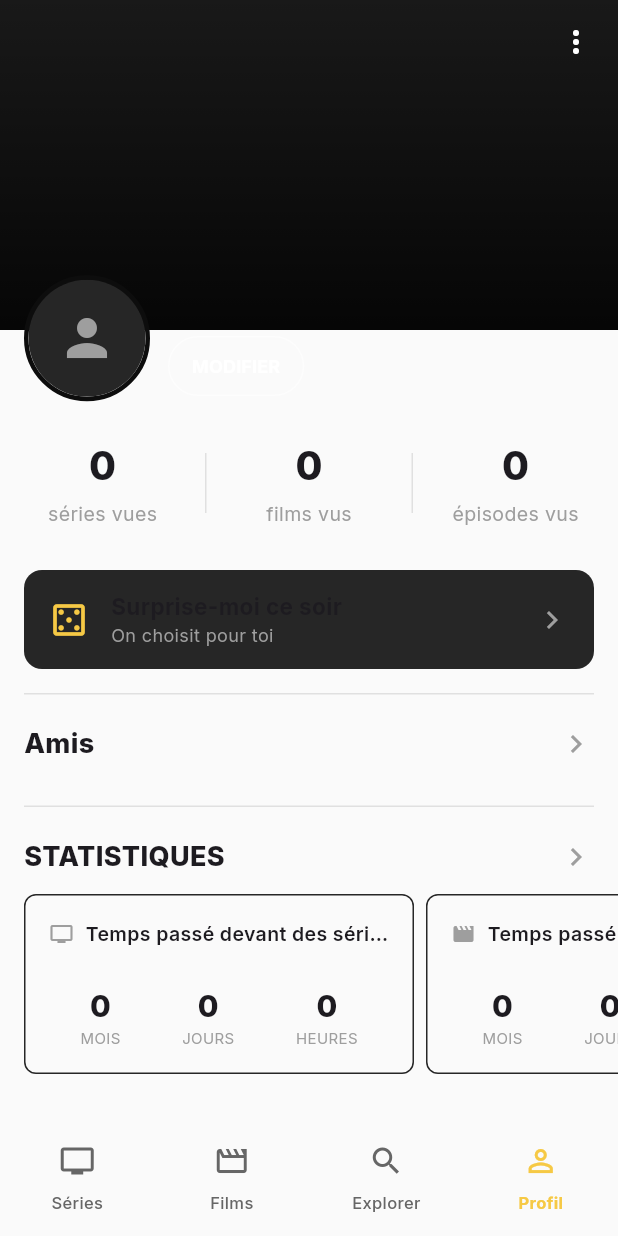
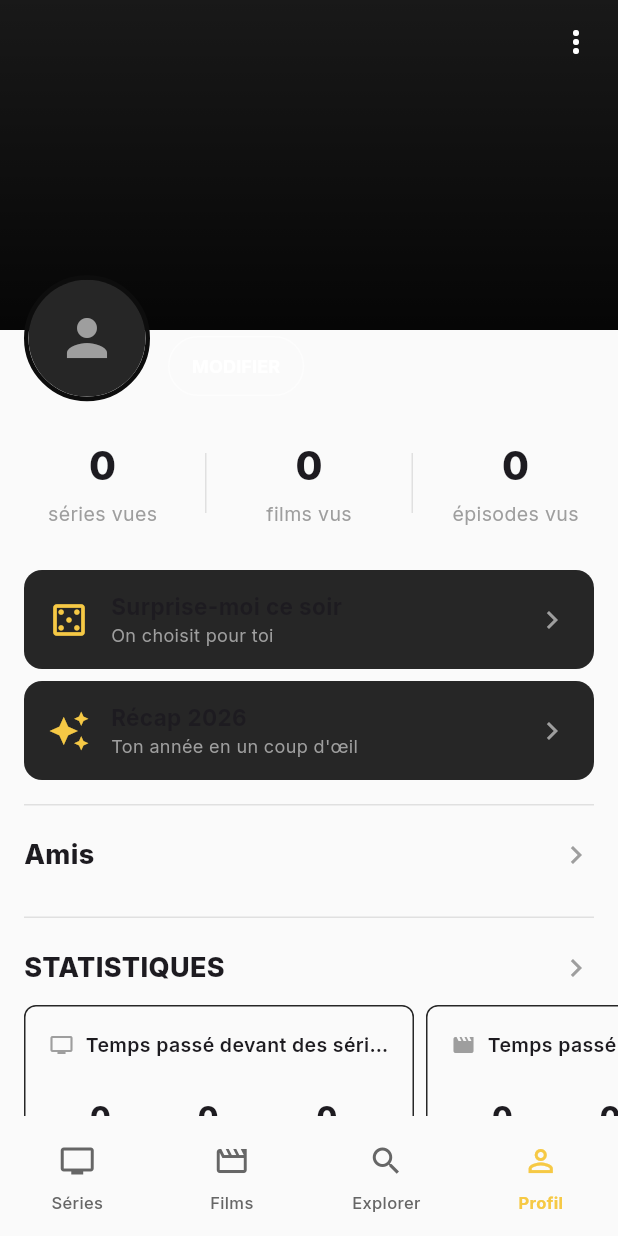
Before and after one commit to Mehdi-F/showtime, a Flutter app: the screen it shows once a user with an empty profile is signed in, on a phone screen of 412 x 824 dp. Run offline on Flutter 3.47's test engine with Material 3 defaults, Android fonts, the phone set to English and light mode, and no system bars; our stand-ins replace cached_network_image, cloud_firestore, confetti, csv, file_picker, firebase_auth and 6 more; missing offline and left inert: dart:html; accounts and stored records are empty.

Commit message:
Add yearly recap (Wrapped-style)
Card on the profile screen opens a story-style swipeable recap:
episodes/movies watched, total watch time, show of the year, shows
completed, titles added — all computed locally from library timestamps,
with TMDB runtimes fetched (bounded concurrency) to total watch time.

```diff
--- a/lib/l10n/app_strings.dart
+++ b/lib/l10n/app_strings.dart
@@ -140,6 +140,21 @@ class AppStrings {
       'surprise.reroll': 'Une autre suggestion',
       'surprise.empty': 'Rien à te proposer, tout est déjà vu !',
       'surprise.notFound': 'Impossible de charger la suggestion.',
+
+      // Récap annuel
+      'recap.cardTitle': 'Récap {year}',
+      'recap.cardSubtitle': 'Ton année en un coup d\'œil',
+      'recap.introTitle': 'Ton année {year} sur Showtime',
+      'recap.episodesWatched': 'épisodes regardés',
+      'recap.moviesWatched': 'films regardés',
+      'recap.watchTimeHours': 'heures passées devant l\'écran',
+      'recap.watchTimeDays': 'jours passés devant l\'écran',
+      'recap.topShow': 'Ta série de l\'année',
+      'recap.showsCompleted': 'séries terminées',
+      'recap.itemsAdded': 'ajoutés à ta bibliothèque',
+      'recap.outro': 'À l\'année prochaine !',
+      'recap.error': 'Impossible de générer le récap.',
+      'recap.empty': 'Pas assez d\'activité cette année pour un récap.',
 
       // Export CSV
       'export.type': 'Type',
@@ -403,6 +418,21 @@ class AppStrings {
       'surprise.empty': "Nothing left to suggest, you've watched it all!",
       'surprise.notFound': 'Could not load the suggestion.',
 
+      // Year recap
+      'recap.cardTitle': '{year} Recap',
+      'recap.cardSubtitle': 'Your year at a glance',
+      'recap.introTitle': 'Your {year} on Showtime',
+      'recap.episodesWatched': 'episodes watched',
+      'recap.moviesWatched': 'movies watched',
+      'recap.watchTimeHours': 'hours spent watching',
+      'recap.watchTimeDays': 'days spent watching',
+      'recap.topShow': 'Your show of the year',
+      'recap.showsCompleted': 'shows completed',
+      'recap.itemsAdded': 'added to your library',
+      'recap.outro': 'See you next year!',
+      'recap.error': 'Could not generate the recap.',
+      'recap.empty': 'Not enough activity this year for a recap.',
+
       // Export CSV
       'export.type': 'Type',
       'export.title': 'Title',
--- a/lib/screens/profile_screen.dart
+++ b/lib/screens/profile_screen.dart
@@ -34,6 +34,7 @@ import 'list_detail_screen.dart';
 import 'settings_screen.dart';
 import 'show_detail_screen.dart';
 import 'movie_detail_screen.dart';
+import 'year_recap_screen.dart';
 
 Future<_ResolvedItem> _resolveItem(TmdbService tmdb, LibraryItem item) async {
   if (item.type == 'tv') {
@@ -601,6 +602,15 @@ class _ProfileBodyState extends State<_ProfileBody> {
             Padding(
               padding: const EdgeInsets.symmetric(horizontal: 16),
               child: _SurpriseMeCard(onTap: () => showSurpriseMeSheet(context)),
+            ),
+            const SizedBox(height: 8),
+            Padding(
+              padding: const EdgeInsets.symmetric(horizontal: 16),
+              child: _RecapCard(
+                onTap: () => Navigator.of(context).push(appRoute(
+                  builder: (_) => YearRecapScreen(year: DateTime.now().year),
+                )),
+              ),
             ),
             const Divider(height: 33, indent: 16, endIndent: 16),
             GestureDetector(
@@ -918,6 +928,47 @@ class _SurpriseMeCard extends StatelessWidget {
   }
 }
 
+class _RecapCard extends StatelessWidget {
+  final VoidCallback onTap;
+
+  const _RecapCard({required this.onTap});
+
+  @override
+  Widget build(BuildContext context) {
+    return InkWell(
+      borderRadius: BorderRadius.circular(12),
+      onTap: onTap,
+      child: Container(
+        padding: const EdgeInsets.symmetric(horizontal: 16, vertical: 14),
+        decoration: BoxDecoration(
+          color: AppColors.surfaceVariant,
+          borderRadius: BorderRadius.circular(12),
+        ),
+        child: Row(
+          children: [
+            const Icon(Icons.auto_awesome, color: AppColors.accent, size: 28),
+            const SizedBox(width: 14),
+            Expanded(
+              child: Column(
+                crossAxisAlignment: CrossAxisAlignment.start,
+                mainAxisSize: MainAxisSize.min,
+                children: [
+                  Text(
+                    context.tr('recap.cardTitle').replaceAll('{year}', '${DateTime.now().year}'),
+                    style: const TextStyle(fontWeight: FontWeight.w700, fontSize: 15),
+                  ),
+                  Text(context.tr('recap.cardSubtitle'), style: const TextStyle(color: AppColors.textSecondary, fontSize: 12)),
+                ],
+              ),
+            ),
+            const Icon(Icons.chevron_right, color: AppColors.textSecondary),
+          ],
+        ),
+      ),
+    );
+  }
+}
+
 class _StatsRow extends StatelessWidget {
   final int seriesCount;
   final int filmsCount;
```
Also changed, not shown: lib/logic/year_recap.dart (added, +109 -0 lines), lib/screens/year_recap_screen.dart (added, +233 -0 lines).
